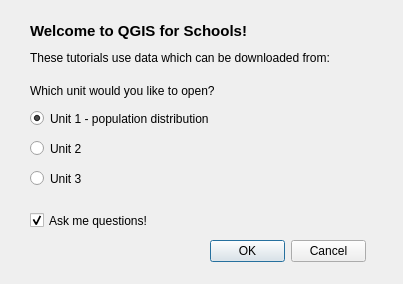
Before: the Qt Designer form ui_qgisforschools.ui in Charlotteg/QGISforSchools, drawn with Qt 5.
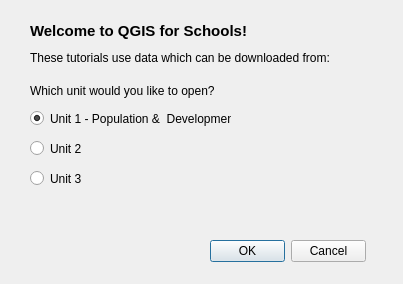
After: the same form once the commit is applied.

Commit message: population & development almost complete. Only star rating left to do on final page

Diff of the .ui file:
```diff
--- a/ui_qgisforschools.ui
+++ b/ui_qgisforschools.ui
@@ -13,22 +13,6 @@
   <property name="windowTitle">
    <string>QGISforSchools</string>
   </property>
-  <widget class="QCheckBox" name="questions">
-   <property name="geometry">
-    <rect>
-     <x>30</x>
-     <y>200</y>
-     <width>241</width>
-     <height>41</height>
-    </rect>
-   </property>
-   <property name="text">
-    <string>Ask me questions!</string>
-   </property>
-   <property name="checked">
-    <bool>true</bool>
-   </property>
-  </widget>
   <widget class="QRadioButton" name="unit1">
    <property name="geometry">
     <rect>
@@ -39,7 +23,7 @@
     </rect>
    </property>
    <property name="text">
-    <string>Unit 1 - population distribution</string>
+    <string>Unit 1 - Population &amp;&amp;  Development</string>
    </property>
    <property name="checked">
     <bool>true</bool>
```
The commit also changes 15 other files.
